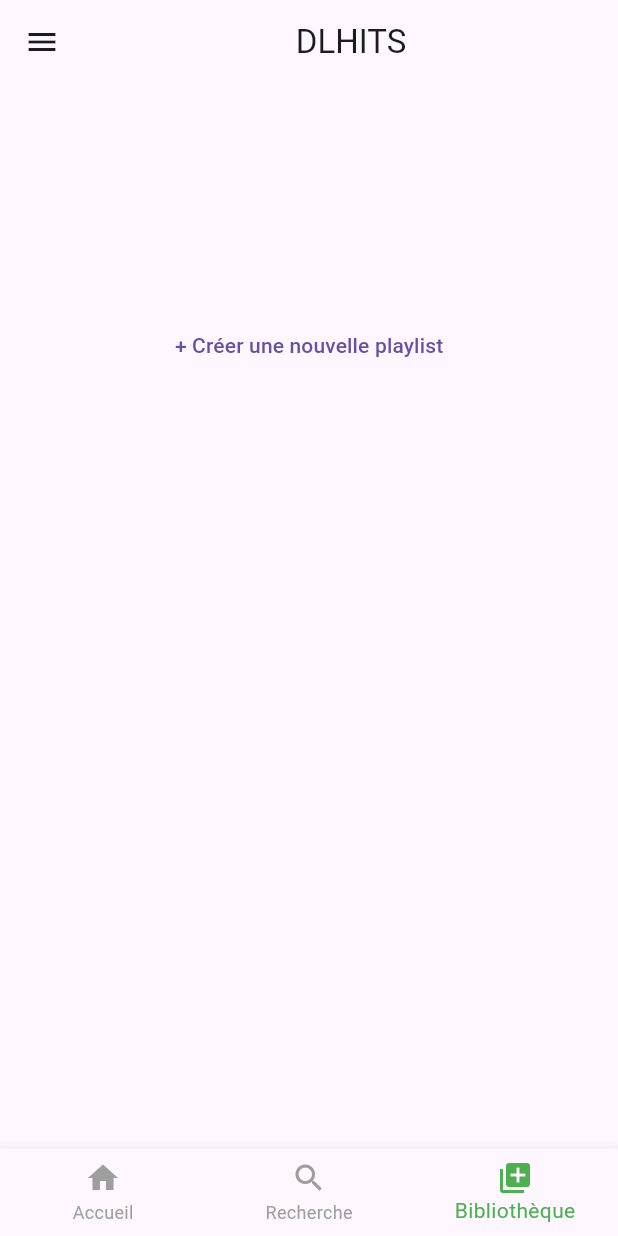
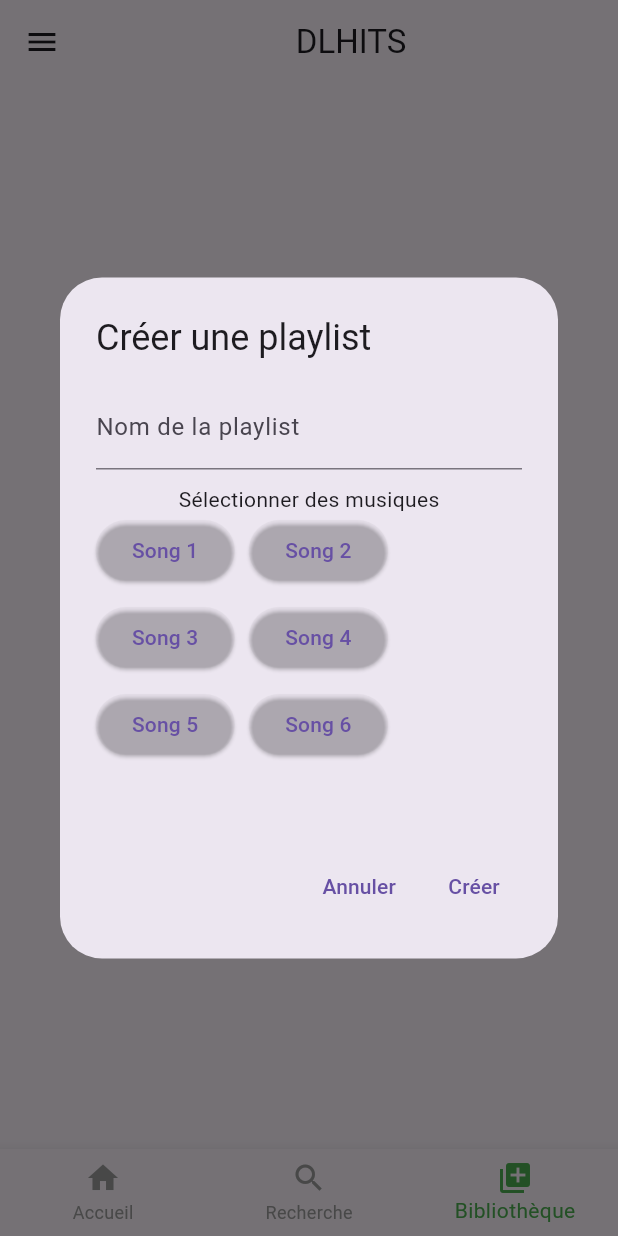
Before and after one commit to danielOkpe/music_app, a Flutter app: the screen it shows after launch, item 3 of the bottom bar chosen, after a tap on "+ Créer une nouvelle playlist", on a phone screen of 412 x 824 dp. Run offline on Flutter 3.47's test engine with Material 3 defaults, Android fonts, the phone set to English and light mode, and no system bars; our stand-ins replace audioplayers, image_picker, shared_preferences.

Commit message:
add playlist

```diff
--- a/flutter_training/lib/models/playlist.dart
+++ b/flutter_training/lib/models/playlist.dart
@@ -2,8 +2,9 @@ import 'package:flutter_training/models/audio.dart';
 
 class Playlist{
   List<Audio> playlist;
+  String name;
 
-  Playlist({required this.playlist});
+  Playlist({required this.playlist, required this.name});
 
   add(Audio audio){
     playlist.add(audio);
--- a/flutter_training/lib/views/pages/library_screen.dart
+++ b/flutter_training/lib/views/pages/library_screen.dart
@@ -13,12 +13,90 @@ class LibraryScreen extends StatefulWidget {
 class _LibraryScreenState extends State<LibraryScreen> {
   late List<Playlist> playlists;
   List<Audio> allAudios = Constants.AUDIOS;
+  Color buttonBackground = Colors.transparent;
+
   @override
   void initState() {
     // TODO: implement initState
     super.initState();
     playlists = [];
   }
+
+  void _createPlaylist() async {
+    TextEditingController nameController = TextEditingController();
+    List<Audio> selectedAudios = [];
+
+    await showDialog(
+      context: context,
+      builder: (context) {
+        return AlertDialog(
+          title: Text("Créer une playlist"),
+          content: SingleChildScrollView(
+            child: Column(
+              mainAxisSize: MainAxisSize.min, // Permet d'éviter un trop grand espace
+              children: [
+                TextField(
+                  controller: nameController,
+                  decoration: InputDecoration(labelText: "Nom de la playlist"),
+                ),
+                SizedBox(height: 10),
+                Text("Sélectionner des musiques"),
+                SizedBox(
+                  height: 200, // Limite la hauteur pour éviter un débordement
+                  width: double.maxFinite, // Permet d'utiliser toute la largeur disponible
+                  child: SingleChildScrollView(
+                    child: Wrap(
+                      spacing: 10, // Espacement horizontal entre les boutons
+                      runSpacing: 10, // Espacement vertical entre les boutons
+                      children: allAudios.map((audio) {
+                        return ElevatedButton(
+                          onPressed: () {
+                            if (selectedAudios.contains(audio)) {
+                              selectedAudios.remove(audio);
+                              setState(() {
+                                buttonBackground = Colors.red;
+                              });
+                            } else {
+                              selectedAudios.add(audio);
+                              setState(() {
+                                buttonBackground = Colors.green;
+                              });
+                            }
+                          },
+                          style: ElevatedButton.styleFrom(
+                            backgroundColor: buttonBackground
+                          ),
+                          child: Text(audio.title, textAlign: TextAlign.center),
+                        );
+                      }).toList(),
+                    ),
+                  ),
+                ),
+              ],
+            ),
+          ),
+          actions: [
+            TextButton(
+              onPressed: () => Navigator.pop(context),
+              child: Text("Annuler"),
+            ),
+            TextButton(
+              onPressed: () {
+                if (nameController.text.isNotEmpty && selectedAudios.isNotEmpty) {
+                  setState(() {
+                    playlists.add(Playlist(name: nameController.text,playlist: selectedAudios));
+                  });
+                  Navigator.pop(context);
+                }
+              },
+              child: Text("Créer"),
+            ),
+          ],
+        );
+      },
+    );
+  }
+
 
   @override
   Widget build(BuildContext context) {
@@ -33,10 +111,10 @@ class _LibraryScreenState extends State<LibraryScreen> {
                 child:Row(
                   mainAxisAlignment: MainAxisAlignment.spaceBetween,
                   children: [
-                    Text("playlist $index"),
-                    TextButton(
+                    Text(playlists[index].name),
+                    IconButton(
                         onPressed: (){},
-                        child: Text("+")
+                        icon: Icon(Icons.play_arrow),
                     )
                   ],
                 ) ,
@@ -45,11 +123,14 @@ class _LibraryScreenState extends State<LibraryScreen> {
         ),
         Center(
           child:TextButton(
-              onPressed: (){},
+              onPressed: _createPlaylist,
               child: Text("+ Créer une nouvelle playlist")
           ) ,
         )
       ],
     );
   }
+
+
+
 }
```
